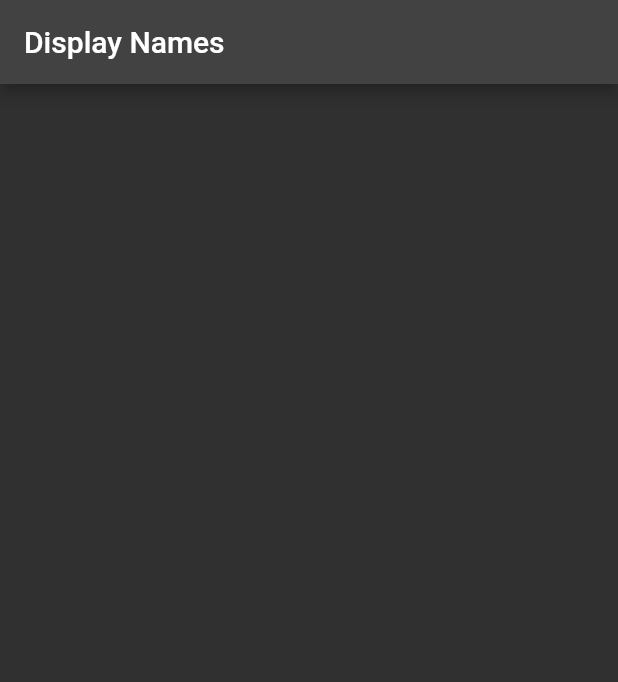
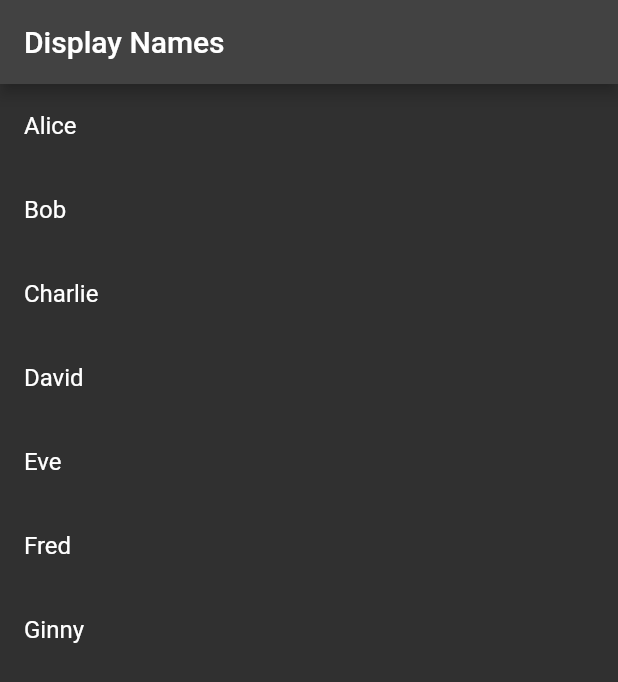
Before and after one commit to Manuelkpatsu/riverpod_names_app, a Flutter app: the screen it shows after launch, on a phone screen of 412 x 824 dp. Shown: the top 682 px of the screen. Run offline on Flutter 3.47's test engine with Material 2 defaults, Android fonts, the phone set to English and light mode, and no system bars; our stand-ins replace hooks_riverpod.

Commit message:
Add stream provider for streaming names

```diff
--- a/lib/main.dart
+++ b/lib/main.dart
@@ -24,13 +24,53 @@ class MyApp extends StatelessWidget {
   }
 }
 
+const names = [
+  'Alice',
+  'Bob',
+  'Charlie',
+  'David',
+  'Eve',
+  'Fred',
+  'Ginny',
+  'Harriet',
+  'Ileana',
+  'Joseph',
+  'Kincaid',
+  'Larry'
+];
+
+final tickerProvider = StreamProvider(
+  (ref) => Stream.periodic(const Duration(seconds: 1), (i) => i + 1),
+);
+
+final namesProvider = StreamProvider(
+  (ref) => ref.watch(tickerProvider.future).asStream().map((count) => names.getRange(0, count)),
+);
+
 class HomePage extends ConsumerWidget {
   const HomePage({super.key});
 
   @override
   Widget build(BuildContext context, WidgetRef ref) {
+    final names = ref.watch(namesProvider);
+
     return Scaffold(
       appBar: AppBar(title: const Text('Display Names')),
+      body: names.when(
+        data: (names) {
+          return ListView.builder(
+            itemCount: names.length,
+            itemBuilder: (ctx, index) {
+              return ListTile(title: Text(names.elementAt(index)));
+            },
+          );
+        },
+        error: (error, stackTrace) => const Padding(
+          padding: EdgeInsets.all(16),
+          child: Text('Reached the end of the list'),
+        ),
+        loading: () => const Center(child: CircularProgressIndicator()),
+      ),
     );
   }
 }
```
